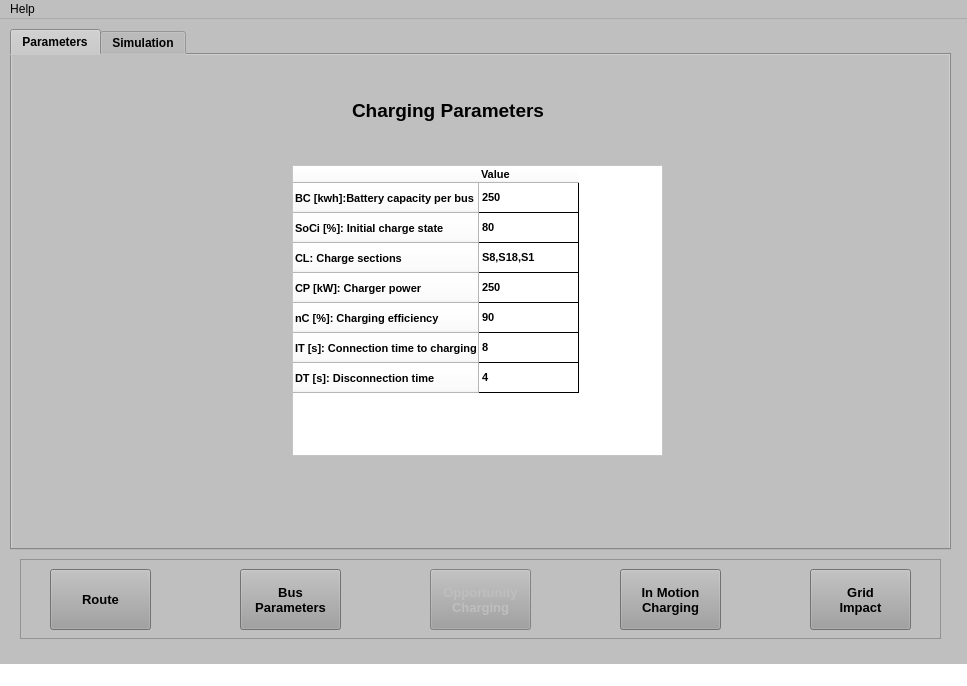
Qt form UI/InterfaceOpportunity.ui (Potter-Gryffindor/Proyecto-Final) before a commit.
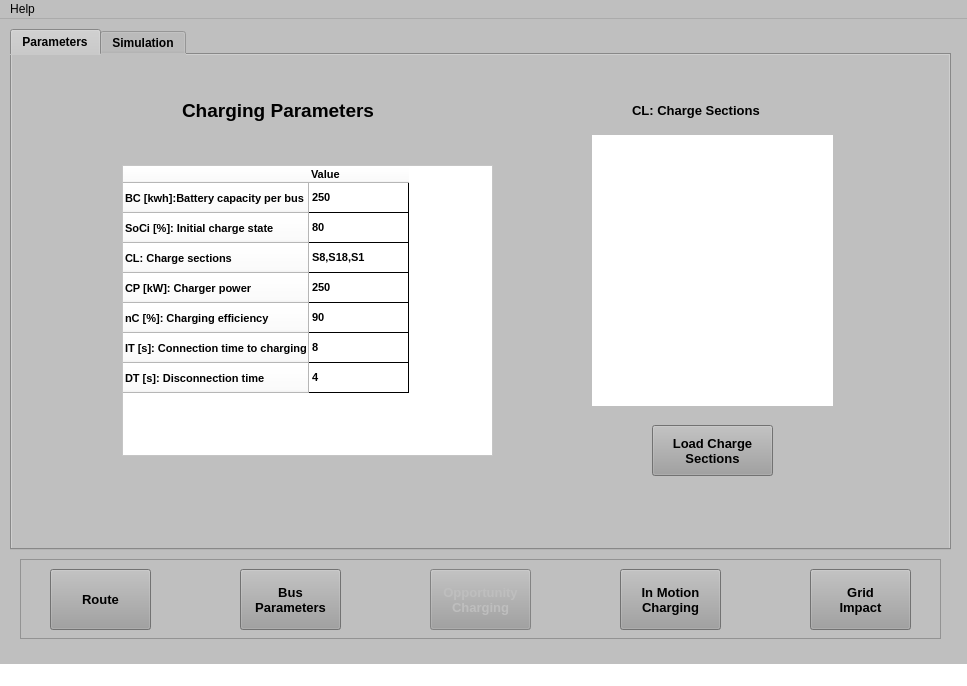
The same form after that commit. Icons and pictures are not drawn.

Diff of the .ui file:
```diff
--- a/UI/InterfaceOpportunity.ui
+++ b/UI/InterfaceOpportunity.ui
@@ -766,7 +766,7 @@
      <widget class="QLabel" name="ChargingParameterLabel">
       <property name="geometry">
        <rect>
-        <x>340</x>
+        <x>170</x>
         <y>40</y>
         <width>261</width>
         <height>31</height>
@@ -787,7 +787,7 @@
      <widget class="QTableWidget" name="OppChargingParametersTable">
       <property name="geometry">
        <rect>
-        <x>280</x>
+        <x>110</x>
         <y>110</y>
         <width>371</width>
         <height>291</height>
@@ -1003,6 +1003,80 @@
        </property>
       </item>
      </widget>
+     <widget class="QPushButton" name="RefreshSectionsButton">
+      <property name="geometry">
+       <rect>
+        <x>640</x>
+        <y>370</y>
+        <width>121</width>
+        <height>51</height>
+       </rect>
+      </property>
+      <property name="font">
+       <font>
+        <family>MS Sans Serif</family>
+        <pointsize>10</pointsize>
+        <weight>75</weight>
+        <bold>true</bold>
+       </font>
+      </property>
+      <property name="statusTip">
+       <string>Push to go load charge sections</string>
+      </property>
+      <property name="styleSheet">
+       <string notr="true">background-color: rgb(159, 159, 159);</string>
+      </property>
+      <property name="text">
+       <string>Load Charge
+Sections</string>
+      </property>
+     </widget>
+     <widget class="QLabel" name="ChargeSectionsLabel">
+      <property name="geometry">
+       <rect>
+        <x>620</x>
+        <y>40</y>
+        <width>171</width>
+        <height>31</height>
+       </rect>
+      </property>
+      <property name="font">
+       <font>
+        <family>MS Sans Serif</family>
+        <pointsize>10</pointsize>
+        <weight>75</weight>
+        <bold>true</bold>
+       </font>
+      </property>
+      <property name="text">
+       <string>CL: Charge Sections</string>
+      </property>
+     </widget>
+     <widget class="QWidget" name="verticalLayoutWidget_2">
+      <property name="geometry">
+       <rect>
+        <x>580</x>
+        <y>80</y>
+        <width>241</width>
+        <height>271</height>
+       </rect>
+      </property>
+      <layout class="QVBoxLayout" name="StopslLayout">
+       <property name="sizeConstraint">
+        <enum>QLayout::SetDefaultConstraint</enum>
+       </property>
+       <item>
+        <widget class="QLabel" name="Fondo">
+         <property name="styleSheet">
+          <string notr="true">background-color: rgb(255, 255, 255);</string>
+         </property>
+         <property name="text">
+          <string/>
+         </property>
+        </widget>
+       </item>
+      </layout>
+     </widget>
     </widget>
     <widget class="QWidget" name="OperationDiagramTab">
      <attribute name="title">
```
